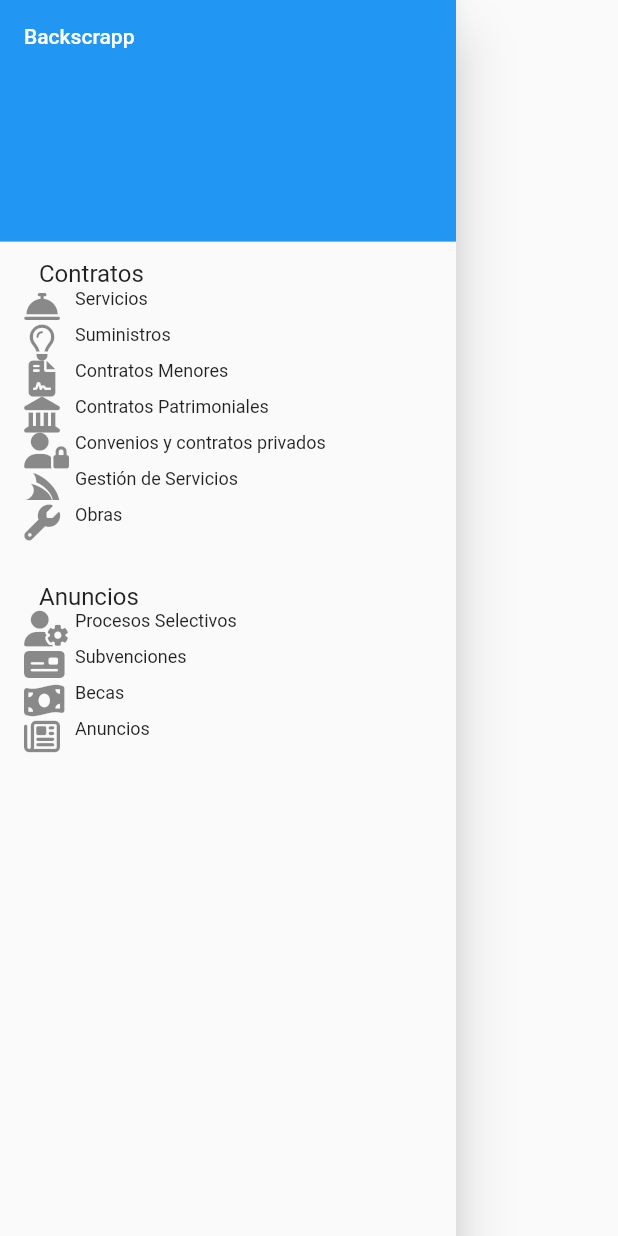
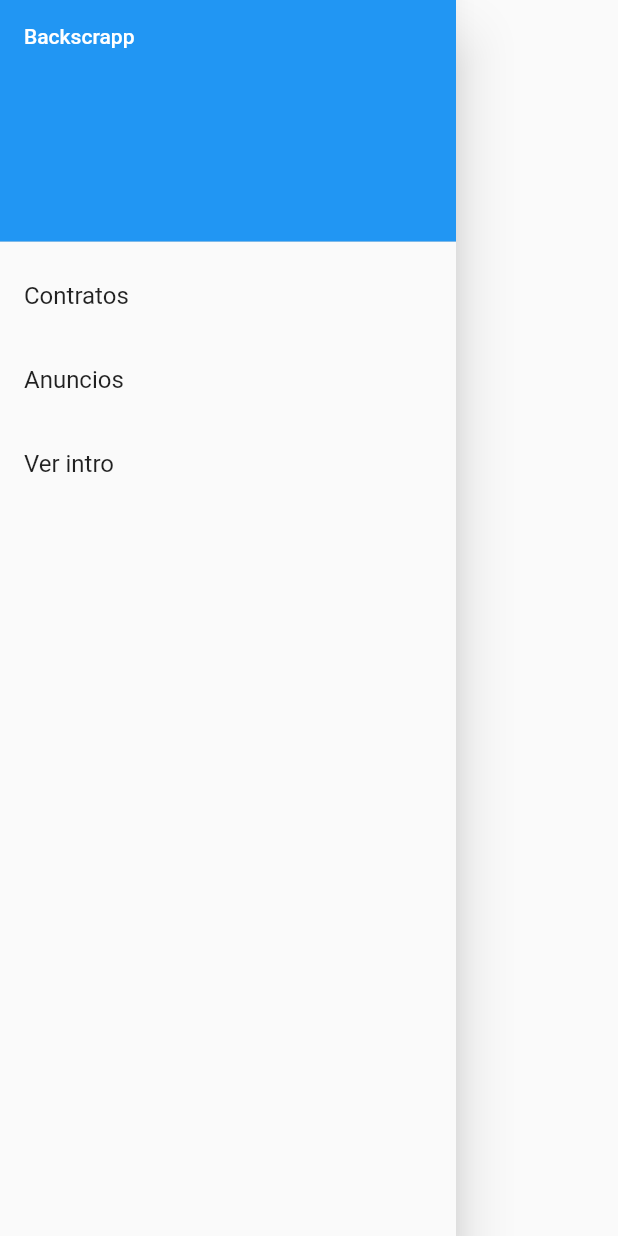
Before and after one commit to flachica/backscrapapp, a Flutter app: the DrawerApp widget shown alone on an empty page, opened directly, on a phone screen of 412 x 824 dp. Run offline on Flutter 3.47's test engine with Material 2 defaults, Android fonts, the phone set to English and light mode, and no system bars; our stand-ins replace font_awesome_flutter, rxdart, shared_preferences; accounts and stored records are empty; network calls fail.

Commit message:
[Added] Cambio la organización de la App. Ahora da la bienvenida. Ojo, queda pendiente que se pueda ver la intro varias veces

```diff
--- a/lib/src/app.dart
+++ b/lib/src/app.dart
@@ -1,5 +1,6 @@
 import 'package:flutter/material.dart';
-import 'package:backscrapapp/src/ui/routes/welcome_route.dart';
+import 'package:backscrapapp/src/ui/routes/initial_route.dart';
+import 'package:backscrapapp/src/ui/routes/ilustrating_route.dart';
 import 'package:backscrapapp/src/ui/routes/content_route.dart';
 
 class App extends StatelessWidget {
@@ -7,7 +8,8 @@ class App extends StatelessWidget {
   Widget build(BuildContext context) {
     return MaterialApp(
         routes: {
-          WelcomeRoute.routeName: (context) => WelcomeRoute(),
+          InitialRoute.routeName: (context) => InitialRoute(),
+          IlustratingRoute.routeName: (context) => IlustratingRoute(),
           ContentRoute.routeName: (context) => ContentRoute(context),
         },
     );
--- a/lib/src/tools/metadata.dart
+++ b/lib/src/tools/metadata.dart
@@ -1,14 +1,11 @@
-import 'package:backscrapapp/src/models/pestanacontratante_model.dart';
-import 'package:backscrapapp/src/models/pestanaanuncio_model.dart';
 import 'package:flutter/material.dart';
 import 'package:font_awesome_flutter/font_awesome_flutter.dart';
 
 class RouteArguments {
-  final String fromName;
-  final List<PestanaContratante> contratantes;
-  final List<PestanaAnuncios> anuncios;
+  final String show;
+  final dynamic data;
 
-  RouteArguments({this.fromName, this.contratantes, this.anuncios});
+  RouteArguments({this.show, this.data});
 }
 
 class Tools {
--- /dev/null
+++ b/lib/src/ui/routes/ilustrating_route.dart
@@ -0,0 +1,166 @@
+import 'package:flutter/material.dart';
+import 'package:backscrapapp/src/ui/skeletons/main_skeleton.dart';
+import 'package:backscrapapp/src/blocs/data_bloc.dart';
+import 'package:backscrapapp/src/models/alldata_model.dart';
+import 'package:backscrapapp/src/ui/widgets/labeled_image.dart';
+import 'package:shared_preferences/shared_preferences.dart';
+import 'package:backscrapapp/src/ui/navigations/router.dart';
+import 'package:backscrapapp/src/tools/metadata.dart';
+
+class IlustratingRoute extends StatefulWidget {
+  static const routeName = '/ilustrating';
+
+  @override
+  State<StatefulWidget> createState() {
+    return IlustratingState();
+  }
+}
+
+class IlustratingState extends State<IlustratingRoute> {
+  @override
+  void initState() {
+    super.initState();
+    bloc.fetchPestanaAnuncios();
+  }
+
+  @override
+  void dispose() {
+    bloc.dispose();
+    super.dispose();
+  }
+
+  StreamBuilder<AllDataModel> streamBuilder = StreamBuilder(
+      stream: bloc.fetchAllData,
+      builder: (context, AsyncSnapshot<AllDataModel> snapshot) {
+        bool loading = true;
+
+        if (snapshot.hasData) {
+          loading = false;
+        }
+
+        return DefaultTabController(
+          length: 3,
+          child: IlustratingPager(loading: loading, data: snapshot.data),
+        );
+      });
+
+  @override
+  Widget build(BuildContext context) {
+    return MainSkeleton(
+      body: streamBuilder,
+      appBar: AppBar(
+        title: Text('Backscrap'),
+      )
+    );
+  }
+}
+
+class IlustratingPager extends StatefulWidget {
+  bool loading;
+  dynamic data;
+
+  IlustratingPager({this.loading, this.data});
+
+  @override
+  State<StatefulWidget> createState() {
+    return _IlustratingPagerState();
+  }
+}
+
+class _IlustratingPagerState extends State<IlustratingPager> {
+  void _handleArrowButtonPress(BuildContext context, int delta) {
+    final TabController controller = DefaultTabController.of(context);
+    if (!controller.indexIsChanging)
+      controller.animateTo((controller.index + delta).clamp(0, 6));
+  }
+
+  _setIlustratingViewed() async {
+    SharedPreferences prefs = await SharedPreferences.getInstance();
+    setState(() {
+      prefs.setBool('ilustratingViewed', true);
+      Router.gotoContent(context, RouteArguments(show: 'contratante', data: widget.data));
+    });
+  }
+
+  @override
+  Widget build(BuildContext context) {
+    final TabController controller = DefaultTabController.of(context);
+    final Color color = Theme.of(context).accentColor;
+    Size deviceSize = MediaQuery.of(context).size;
+
+    Widget loadingWidget = LinearProgressIndicator();
+    Widget bottomWidget = CircularProgressIndicator();
+    if (widget.loading != null && !widget.loading) {
+      loadingWidget = Container();
+      bottomWidget = Padding(padding: EdgeInsets.only(top: 20),
+        child: Center(
+          child: RaisedButton(
+            color: Theme.of(context).accentColor,
+            onPressed: _setIlustratingViewed,
+            child: Text('Ir a la App', style: TextStyle(color: Colors.white),),
+          ),
+        ),
+      );
+    }
+    return SafeArea(
+      top: false,
+      bottom: false,
+      child: Column(
+        children: <Widget>[
+          loadingWidget,
+          Expanded(
+            child: IconTheme(
+                data: IconThemeData(
+                  size: 128.0,
+                  color: color,
+                ),
+                child: TabBarView(children: <Widget>[
+                  LabeledImage(
+                    text: 'En La Rinconada hay información útil',
+                    imageURL: 'img/city.png',
+                    deviceSize: deviceSize
+                  ),
+                  LabeledImage(
+                    text: 'Si eres empresa, asociación o para uso personal',
+                    imageURL: 'img/ong.png',
+                    deviceSize: deviceSize
+                  ),
+                  LabeledImage(
+                      text: 'Fácil de consultar y en el momento',
+                      imageURL: 'img/justintime.png',
+                      deviceSize: deviceSize,
+                      bottomWidget: bottomWidget
+                  ),
+                ])
+            ),
+          ),
+          Container(
+            margin: const EdgeInsets.only(top: 16.0),
+            child: Row(
+              children: <Widget>[
+                IconButton(
+                  icon: const Icon(Icons.chevron_left),
+                  color: color,
+                  onPressed: () {
+                    _handleArrowButtonPress(context, -1);
+                  },
+                  tooltip: 'Page back',
+                ),
+                TabPageSelector(controller: controller),
+                IconButton(
+                  icon: const Icon(Icons.chevron_right),
+                  color: color,
+                  onPressed: () {
+                    _handleArrowButtonPress(context, 1);
+                  },
+                  tooltip: 'Page forward',
+                ),
+              ],
+              mainAxisAlignment: MainAxisAlignment.spaceBetween,
+            ),
+          ),
+        ],
+      ),
+    );
+  }
+}
--- a/lib/src/ui/skeletons/main_skeleton.dart
+++ b/lib/src/ui/skeletons/main_skeleton.dart
@@ -2,13 +2,17 @@ import 'package:flutter/material.dart';
 
 class MainSkeleton extends StatelessWidget {
   final Widget body;
+  final Widget appBar;
+  final Widget floatingActionButton;
 
-  MainSkeleton({this.body});
+  MainSkeleton({this.body, this.appBar, this.floatingActionButton});
 
   @override
   Widget build(BuildContext context) {
     return Scaffold(
       body: body,
+      appBar: appBar,
+      floatingActionButton: floatingActionButton,
     );
   }
 }
--- a/lib/src/ui/widgets/drawer_list.dart
+++ b/lib/src/ui/widgets/drawer_list.dart
@@ -1,20 +1,16 @@
 import 'package:flutter/material.dart';
-import 'package:backscrapapp/src/models/pestanacontratante_model.dart';
-import 'package:backscrapapp/src/models/pestanaanuncio_model.dart';
 import 'package:backscrapapp/src/tools/metadata.dart';
+import 'package:backscrapapp/src/ui/navigations/router.dart';
 
 class DrawerApp extends StatelessWidget {
-  List<PestanaContratante> contratantes;
-  List<PestanaAnuncios> anuncios;
-  Tools tools = new Tools();
-  int index = 0;
-  DrawerApp({this.contratantes, this.anuncios});
+  dynamic data;
+
+  DrawerApp({this.data});
 
   @override
   Widget build(BuildContext context) {
     return Drawer(
       child: ListView(
-        // Important: Remove any padding from the ListView.
         padding: EdgeInsets.zero,
         children: <Widget>[
           DrawerHeader(
@@ -24,40 +20,23 @@ class DrawerApp extends StatelessWidget {
             ),
           ),
           ListTile(
-            title: Row(
-              children: <Widget>[
-                Column(
-                  crossAxisAlignment: CrossAxisAlignment.start,
-                  children: <Widget>[
-                    Row(children: <Widget>[Padding(padding: EdgeInsets.only(left: 10), child: Text('Contratos', style: TextStyle(fontSize: 16),),)],),
-                    InkWell(child: Row(children: <Widget>[tools.iconContratoByIndex(0), Padding(padding: EdgeInsets.only(left: 10, bottom: 10), child: Text('Servicios', style: TextStyle(fontSize: 12)),)],), onTap: () => this.index = 2,),
-                    InkWell(child: Row(children: <Widget>[tools.iconContratoByIndex(1), Padding(padding: EdgeInsets.only(left: 10, bottom: 10), child: Text('Suministros', style: TextStyle(fontSize: 12)),)],), onTap: () => Navigator.pop(context),),
-                    InkWell(child: Row(children: <Widget>[tools.iconContratoByIndex(2), Padding(padding: EdgeInsets.only(left: 10, bottom: 10), child: Text('Contratos Menores', style: TextStyle(fontSize: 12)),)],), onTap: () => print('Servicios'),),
-                    InkWell(child: Row(children: <Widget>[tools.iconContratoByIndex(3), Padding(padding: EdgeInsets.only(left: 10, bottom: 10), child: Text('Contratos Patrimoniales', style: TextStyle(fontSize: 12)),)],), onTap: () => print('Servicios'),),
-                    InkWell(child: Row(children: <Widget>[tools.iconContratoByIndex(4), Padding(padding: EdgeInsets.only(left: 10, bottom: 10), child: Text('Convenios y contratos privados', style: TextStyle(fontSize: 12)),)],), onTap: () => print('Servicios'),),
-                    InkWell(child: Row(children: <Widget>[tools.iconContratoByIndex(5), Padding(padding: EdgeInsets.only(left: 10, bottom: 10), child: Text('Gestión de Servicios', style: TextStyle(fontSize: 12)),)],), onTap: () => print('Servicios'),),
-                    InkWell(child: Row(children: <Widget>[tools.iconContratoByIndex(6), Padding(padding: EdgeInsets.only(left: 10, bottom: 10), child: Text('Obras', style: TextStyle(fontSize: 12)),)],), onTap: () => print('Servicios'),),
-                  ],
-                ),
-              ],
-            ),
-          ),
+              title: Text('Contratos'),
+              onTap: () {
+                Navigator.pop(context);
+                Router.gotoContent(context, RouteArguments(show: 'contratante', data: this.data));
+              }),
           ListTile(
-            title: Row(
-              children: <Widget>[
-                Column(
-                  crossAxisAlignment: CrossAxisAlignment.start,
-                  children: <Widget>[
-                    Row(children: <Widget>[Padding(padding: EdgeInsets.only(left: 10, top: 20), child: Text('Anuncios', style: TextStyle(fontSize: 16),),)],),
-                    Row(children: <Widget>[tools.iconAnuncioByIndex(0), Padding(padding: EdgeInsets.only(left: 10, bottom: 10), child: Text('Procesos Selectivos', style: TextStyle(fontSize: 12)),)],),
-                    Row(children: <Widget>[tools.iconAnuncioByIndex(1), Padding(padding: EdgeInsets.only(left: 10, bottom: 10), child: Text('Subvenciones', style: TextStyle(fontSize: 12)),)],),
-                    Row(children: <Widget>[tools.iconAnuncioByIndex(2), Padding(padding: EdgeInsets.only(left: 10, bottom: 10), child: Text('Becas', style: TextStyle(fontSize: 12)),)],),
-                    Row(children: <Widget>[tools.iconAnuncioByIndex(3), Padding(padding: EdgeInsets.only(left: 10, bottom: 10), child: Text('Anuncios', style: TextStyle(fontSize: 12)),)],),
-                  ],
-                ),
-              ],
-            ),
-          ),
+              title: Text('Anuncios'),
+              onTap: () {
+                Navigator.pop(context);
+                Router.gotoContent(context, RouteArguments(show: 'anuncios', data: this.data));
+              }),
+          ListTile(
+              title: Text('Ver intro'),
+              onTap: () {
+                Navigator.pop(context);
+                Router.gotoIlustrating(context);
+              }),
         ],
       ),
     );
--- a/lib/src/ui/widgets/labeled_image.dart
+++ b/lib/src/ui/widgets/labeled_image.dart
@@ -5,33 +5,33 @@ class LabeledImage extends StatelessWidget {
   final String text;
   final String imageURL;
   final deviceSize;
+  final Widget bottomWidget;
 
-  LabeledImage({this.text, this.imageURL, this.deviceSize});
+  LabeledImage({this.text, this.imageURL, this.deviceSize, this.bottomWidget});
 
   @override
   Widget build(BuildContext context) {
     return BasicCard(
       content: Column(children: <Widget>[
         Padding(
-          padding: EdgeInsets.all(15),
-          child: Center(
-            child: Text(
-              text,
-              style: TextStyle(fontWeight: FontWeight.bold, fontSize: 25),
-            ),
+          padding: EdgeInsets.only(top: 20, bottom: 5, left: 10, right: 10),
+          child: Text(
+            text,
+            style: TextStyle(fontWeight: FontWeight.bold, fontSize: 25),
           ),
         ),
         SizedBox.fromSize(
-            size: Size.square(deviceSize.height / 3.1),
+            size: Size.fromHeight(deviceSize.height / 2.7),
             child: Padding(
               padding:
-              const EdgeInsets.only(left: 5, right: 5, bottom: 5, top: 15),
+                  const EdgeInsets.only(left: 5, right: 5, bottom: 5, top: 15),
               child: Image.asset(
                 imageURL,
                 width: 100.0,
                 height: 100.0,
               ),
             )),
+        bottomWidget ?? Container()
       ]),
     );
   }
--- a/pubspec.yaml
+++ b/pubspec.yaml
@@ -27,6 +27,7 @@ dependencies:
   http: any
   url_launcher: ^4.2.0+3
   rxdart: ^0.18.0
+  shared_preferences: ^0.5.3
 
 dev_dependencies:
   flutter_test:
```
Also changed, not shown: lib/src/ui/navigations/navigation.dart (deleted, +0 -8 lines), lib/src/ui/navigations/router.dart (added, +21 -0 lines), lib/src/ui/navigations/welcome_navigation.dart (deleted, +0 -23 lines), lib/src/ui/routes/content_route.dart (+34 -23 lines), lib/src/ui/routes/initial_route.dart (added, +63 -0 lines), lib/src/ui/routes/welcome_route.dart (deleted, +0 -133 lines), lib/src/ui/skeletons/iconic_grid.dart (+9 -1 lines).
